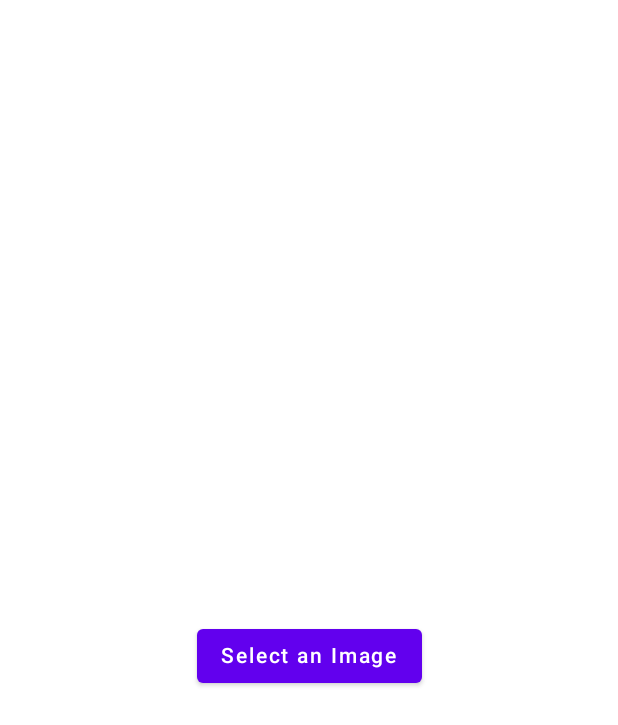
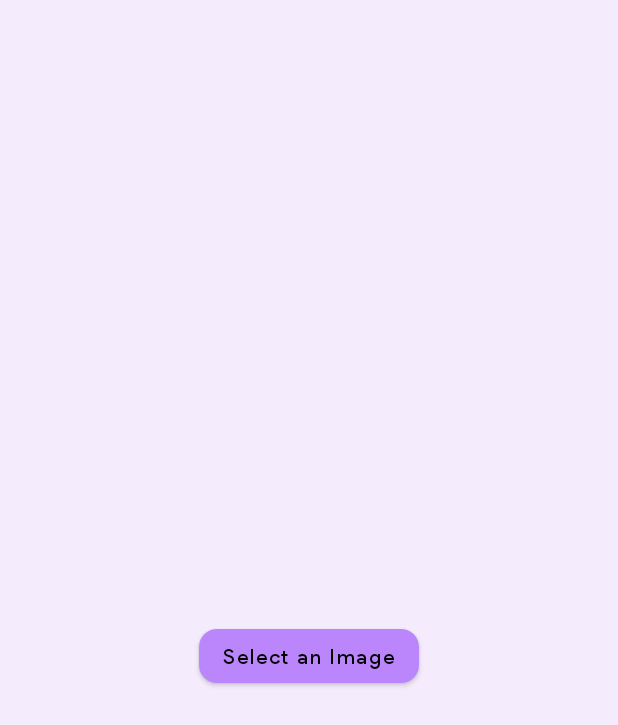
Before and after one commit to include-AI/CaloriFyi, an Android app built with Jetpack Compose: the composable HomeScreen shown on its own in the app's theme, after a tap on "Calories in Gallery", on a phone screen of 412 x 824 dp. Shown: the top 725 px of the screen. Run offline under Robolectric (Android 15) with nearby library versions, the phone set to English and light mode, and no system bars; 2 other taps on this screen came first.

```diff
--- a/app/src/main/java/com/example/calorifyi/HomeScreen.kt
+++ b/app/src/main/java/com/example/calorifyi/HomeScreen.kt
@@ -7,6 +7,7 @@ import androidx.compose.animation.core.tween
 import androidx.compose.foundation.*
 import androidx.compose.foundation.layout.*
 import androidx.compose.foundation.lazy.LazyColumn
+import androidx.compose.foundation.shape.CircleShape
 import androidx.compose.foundation.shape.RoundedCornerShape
 import androidx.compose.foundation.text.KeyboardOptions
 import androidx.compose.material.*
@@ -263,7 +264,9 @@ fun SideDrawer(){
     Column(
         modifier = Modifier
             .background(BGPurple)
-            .fillMaxSize()
+            .padding(start = 8.dp, top = 32.dp)
+            .fillMaxSize(),
+        horizontalAlignment = Alignment.CenterHorizontally
     ) {
         Column() {
             Text(
@@ -276,12 +279,20 @@ fun SideDrawer(){
             )
             Spacer(modifier = Modifier.height(40.dp))
 
-            LazyColumn{
+            LazyColumn {
                 item {
-                    DrawerItem(title = "Calories in Gallery", onClick = { cam2Context.startActivity(Intent(cam2Context, PredictionActivity::class.java)) })
-//                    DrawerItem(title = "Test 1", onClick = {})
-//                    DrawerItem(title = "Test 2", onClick = {})
-//                    DrawerItem(title = "Test 3", onClick = {})
+                    DrawerItem(
+                        title = "Calories in Gallery",
+                        onClick = {
+                            cam2Context.startActivity(
+                                Intent(
+                                    cam2Context,
+                                    PredictionActivity::class.java
+                                )
+                            )
+                        })
+                    DrawerItem(title = "About Us", onClick = {})
+                    DrawerItem(title = "Version Details", onClick = {})
                 }
             }
 
@@ -290,26 +301,44 @@ fun SideDrawer(){
     }
 }
 
+@OptIn(ExperimentalMaterialApi::class)
 @Composable
 fun DrawerItem(
     title: String,
     onClick: ()->Unit,
 ){
     Card(
-        elevation = 4.dp,
-        modifier = Modifier.fillMaxWidth(),
-        border = BorderStroke(1.dp, color = BGPurple),
-        backgroundColor = BGPurple
-    ){
-        OutlinedButton(
-            colors = ButtonDefaults.buttonColors(backgroundColor = BGPurple),
-            border = BorderStroke(0.5.dp, Purple200),
-            onClick = onClick,
-//            modifier = Modifier.padding(5.dp)
+        modifier = Modifier
+            .fillMaxWidth()
+            .padding(4.dp),
+        backgroundColor = Purple200,
+        elevation = 0.dp,
+        onClick = onClick,
+        shape = RoundedCornerShape(12.dp)
+    ) {
+//        OutlinedButton(
+//            colors = ButtonDefaults.buttonColors(backgroundColor = BGPurple),
+//            border = BorderStroke(0.5.dp, Purple200),
+//            onClick = onClick,
+////            modifier = Modifier.padding(5.dp)
+//        ) {
+//            Text(
+//                text = title,
+//                fontFamily = googleSans
+//            )
+//        }
+
+        Row(
+            modifier = Modifier
+                .padding(horizontal = 16.dp, vertical = 8.dp),
+            verticalAlignment = Alignment.CenterVertically,
+            horizontalArrangement = Arrangement.Start,
         ) {
+
             Text(
+                modifier = Modifier
+                    .padding(start = 24.dp),
                 text = title,
-                fontFamily = googleSans
             )
         }
 
@@ -507,7 +536,7 @@ fun BottomMenuItem(
 @Composable
 fun SideDrawerPreview(){
     CaloriFyiTheme {
-        HomeScreen()
+        SideDrawer()
     }
 
 }
--- a/app/src/main/java/com/example/calorifyi/PredictionActivity.kt
+++ b/app/src/main/java/com/example/calorifyi/PredictionActivity.kt
@@ -12,18 +12,22 @@ import androidx.activity.compose.setContent
 import androidx.activity.result.contract.ActivityResultContracts
 import androidx.compose.foundation.ExperimentalFoundationApi
 import androidx.compose.foundation.Image
+import androidx.compose.foundation.background
 import androidx.compose.foundation.layout.*
+import androidx.compose.foundation.shape.RoundedCornerShape
 import androidx.compose.material.*
+import androidx.compose.material3.AlertDialogDefaults.shape
 import androidx.compose.runtime.*
 import androidx.compose.ui.Alignment
 import androidx.compose.ui.Modifier
 import androidx.compose.ui.graphics.Color
 import androidx.compose.ui.graphics.asImageBitmap
 import androidx.compose.ui.platform.LocalContext
+import androidx.compose.ui.text.style.TextAlign
 import androidx.compose.ui.unit.dp
 import androidx.compose.ui.unit.sp
 import com.example.calorifyi.TensorFlowHelper.imageSize
-import com.example.calorifyi.ui.theme.CaloriFyiTheme
+import com.example.calorifyi.ui.theme.*
 
 
 class PredictionActivity : ComponentActivity() {
@@ -119,9 +123,11 @@ fun PredictView() {
 
     Scaffold(modifier = Modifier.fillMaxSize()) {
         Column(
-            modifier = Modifier.fillMaxSize(),
+            modifier = Modifier
+                .fillMaxSize()
+                .background(onb),
             horizontalAlignment = Alignment.CenterHorizontally,
-            verticalArrangement = Arrangement.Center
+            verticalArrangement = Arrangement.Center,
         ) {
 
             photoUri?.let {
@@ -147,15 +153,27 @@ fun PredictView() {
                 Spacer(modifier = Modifier.padding(20.dp))
 
                 val scaledBitmap = Bitmap.createScaledBitmap(it, imageSize, imageSize, false);
+
                 TensorFlowHelper.classifyImage(scaledBitmap) {
                     Column(
-                        modifier = Modifier.fillMaxWidth(),
+                        modifier = Modifier
+                            .fillMaxWidth(),
                         verticalArrangement = Arrangement.Center,
-                        horizontalAlignment = Alignment.CenterHorizontally
+                        horizontalAlignment = Alignment.CenterHorizontally,
                     ) {
+                        var reception by remember(it) {
+                            mutableStateOf(emptyList<Reception>())
+                        }
+                        LaunchedEffect(it) {
+                            val newReception = recep(it)
+                            reception = newReception
+                        }
 
-                        Text(text = "Image is classified as:")
-                        Text(text = it, color = Color.Black, fontSize = 24.sp)
+//                        Text(text = "Image is classified as:", fontFamily = googleSans)
+                        Text(text = it, color = Color.Black, fontSize = 24.sp, fontFamily = googleSans)
+                        reception.forEach { item ->
+                            Text("\n\nPer ${item.quantity} gm \n\nCalories: ${item.calories}", fontFamily = googleSans, textAlign = TextAlign.Start)
+                        }
                     }
                 }
             }
@@ -165,9 +183,14 @@ fun PredictView() {
             Button(onClick = {
                 galleryLauncher.launch("image/*")
             },
-                modifier = Modifier.wrapContentSize()
+                shape = RoundedCornerShape(12.dp),
+                modifier = Modifier.wrapContentSize(),
+                colors = ButtonDefaults.buttonColors(Purple200)
                 ) {
-                Text(text = "Select an Image")
+                Text(
+                    text = "Select an Image",
+                    fontFamily = googleSans
+                )
             }
 
         }
```
Also changed, not shown: app/src/main/java/com/example/calorifyi/CameraActivity_.kt (+44 -20 lines), app/src/main/java/com/example/calorifyi/ReceptionActivity.kt (+12 -5 lines), app/src/main/res/drawable/cal.png (added), app/src/main/res/drawable/includeai.png (added), 1 other file.
